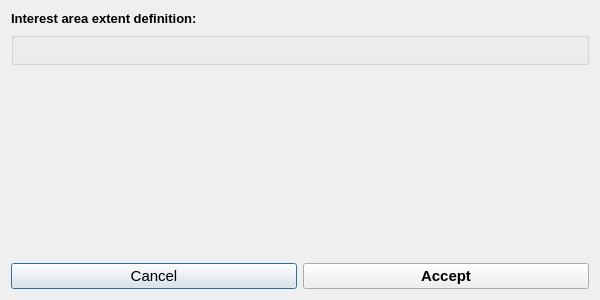
Above: edr_plugin/gui/ui/query_area.ui from MetOffice/qgis-plugin-edr before the change. Below: the same form after it.
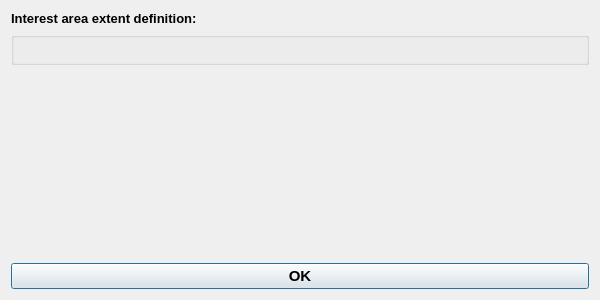
That is the form after the change. Custom widgets are drawn as their Qt base class.

Commit message: Refactored way of defining area query spatial extent.

Diff of the .ui file:
```diff
--- a/edr_plugin/gui/ui/query_area.ui
+++ b/edr_plugin/gui/ui/query_area.ui
@@ -60,24 +60,7 @@
     </widget>
    </item>
    <item row="3" column="0">
-    <layout class="QHBoxLayout" name="horizontalLayout">
-     <property name="bottomMargin">
-      <number>0</number>
-     </property>
-     <item>
-      <widget class="QPushButton" name="cancel_pb">
-       <property name="font">
-        <font>
-         <pointsize>11</pointsize>
-        </font>
-       </property>
-       <property name="text">
-        <string>Cancel</string>
-       </property>
-      </widget>
-     </item>
-     <item>
-      <widget class="QPushButton" name="accept_pb">
+    <widget class="QPushButton" name="ok_pb">
        <property name="font">
         <font>
          <pointsize>11</pointsize>
@@ -86,11 +69,9 @@
         </font>
        </property>
        <property name="text">
-        <string>Accept</string>
-       </property>
-      </widget>
-     </item>
-    </layout>
+      <string>OK</string>
+     </property>
+    </widget>
    </item>
   </layout>
  </widget>
```
Left out of the diff: 39 changed lines with no effect on the pictures. Lines whose indentation alone changed are shown as unchanged. The commit also changes 4 other files.
